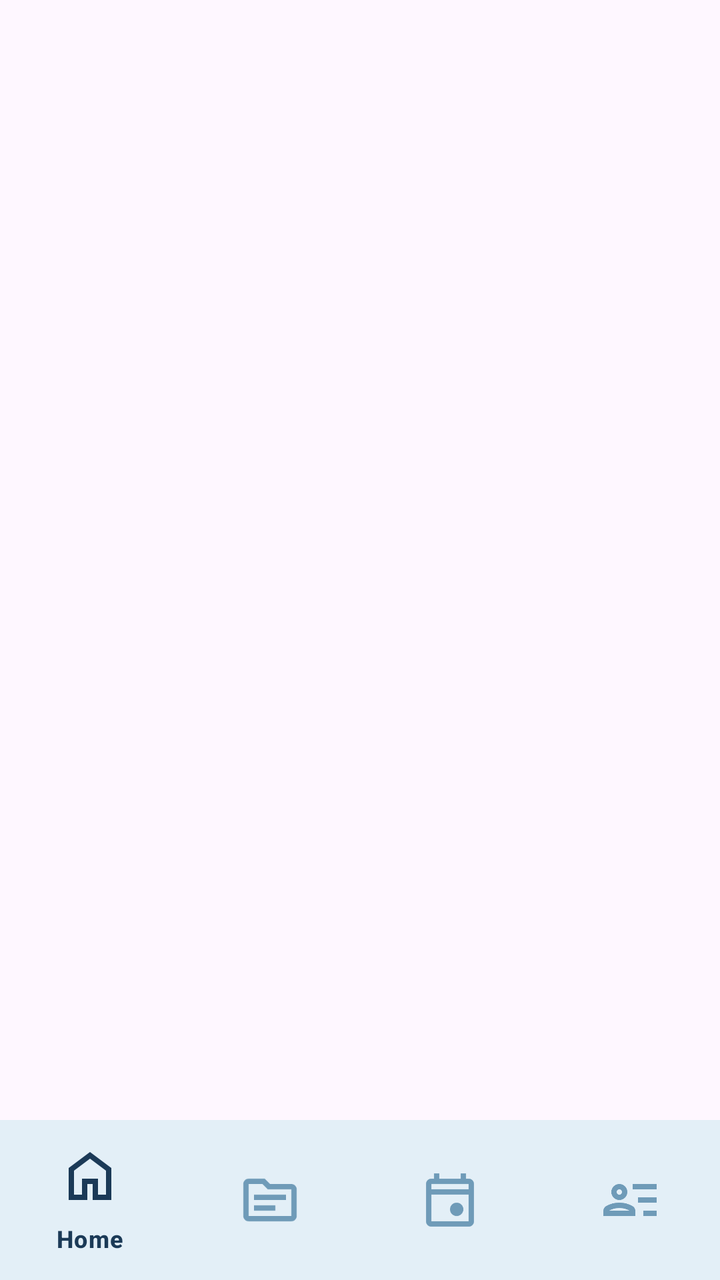
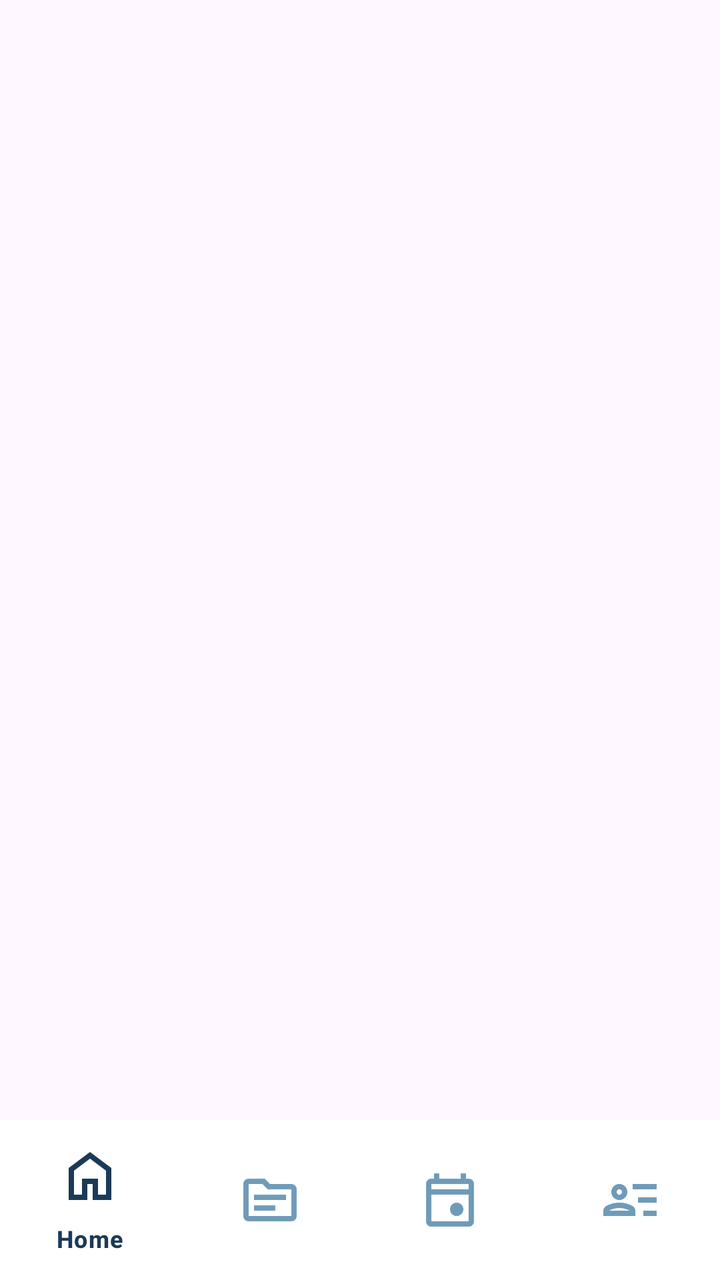

Compare the two renders of this Android layout. The source of the first and the diff that turns it into the second are given below.
<!-- AndroidManifest.xml: application theme Theme.SmartResourceAllocation -->
<!-- res/layout/activity_user_dashboard.xml -->
<?xml version="1.0" encoding="utf-8"?>
<androidx.constraintlayout.widget.ConstraintLayout
    xmlns:android="http://schemas.android.com/apk/res/android"
    xmlns:app="http://schemas.android.com/apk/res-auto"
    android:layout_width="match_parent"
    android:layout_height="match_parent">

    <androidx.fragment.app.FragmentContainerView
        android:id="@+id/fragmentContainer"
        android:layout_width="0dp"
        android:layout_height="0dp"
        app:layout_constraintTop_toTopOf="parent"
        app:layout_constraintBottom_toTopOf="@id/bottomNavigation"
        app:layout_constraintStart_toStartOf="parent"
        app:layout_constraintEnd_toEndOf="parent"/>

    <com.google.android.material.bottomnavigation.BottomNavigationView
        android:id="@+id/bottomNavigation"
        android:layout_width="0dp"
        android:layout_height="wrap_content"
        android:background="#E3EFF7"
        app:itemIconSize="32dp"
        app:itemIconTint="@color/nav_item_color"
        app:itemTextColor="@color/nav_item_color"
        app:menu="@menu/bottom_nav_menu"
        app:itemActiveIndicatorStyle="@null"
        app:layout_constraintBottom_toBottomOf="parent"
        app:layout_constraintStart_toStartOf="parent"
        app:layout_constraintEnd_toEndOf="parent"
        />

</androidx.constraintlayout.widget.ConstraintLayout>
<!-- resources referenced by this layout -->
<resources>
  <style name="Theme.SmartResourceAllocation" parent="Base.Theme.SmartResourceAllocation" />
  <style name="Base.Theme.SmartResourceAllocation" parent="Theme.Material3.DayNight.NoActionBar">
          
          
      </style>
</resources>

<!-- the commit's change to res/layout/activity_user_dashboard.xml (unified diff, before → after) -->
@@ -18,7 +18,7 @@
         android:id="@+id/bottomNavigation"
         android:layout_width="0dp"
         android:layout_height="wrap_content"
-        android:background="#E3EFF7"
+        android:background="#FFFFFF"
         app:itemIconSize="32dp"
         app:itemIconTint="@color/nav_item_color"
         app:itemTextColor="@color/nav_item_color"
